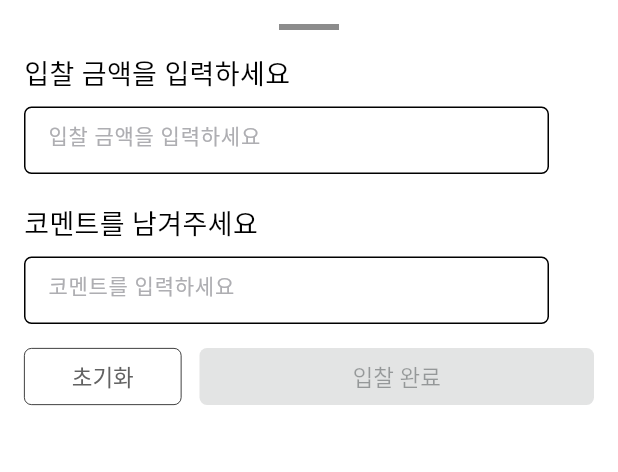
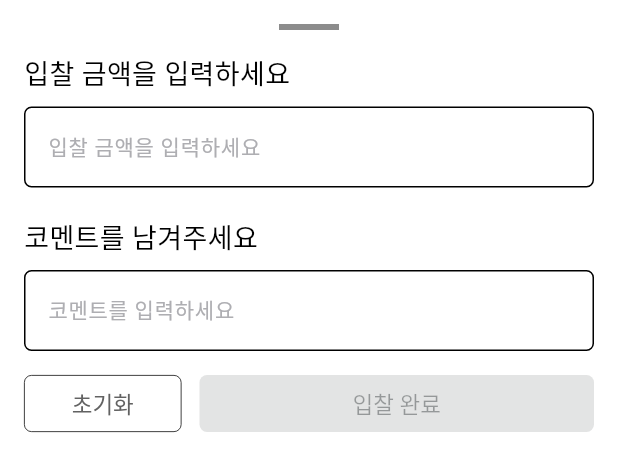
Before and after one commit to gdsc-ssu/anbd-app, a Flutter app: the BidBottomSheet widget shown alone on an empty page, opened directly with empty values, on a phone screen of 412 x 824 dp. Shown: the top 472 px of the screen. Run offline on Flutter 3.47's test engine with Material 3 defaults, Android fonts, the phone set to English and light mode, and no system bars; our stand-ins replace flutter_svg, go_router, shared_preferences, smooth_page_indicator; accounts and stored records are empty; Roboto replaces fonts that are missing (PretendardExtraBold, PretendardRegular, PretendardSemiBold).

```diff
--- a/lib/screens/detail/bid_bottom_sheet.dart
+++ b/lib/screens/detail/bid_bottom_sheet.dart
@@ -25,8 +25,8 @@ class _BidBottomSheetState extends State<BidBottomSheet> {
 
   void _onTextChanged() {
     setState(() {
-      isBidButtonEnabled = _bidController.text.isNotEmpty &&
-          _commentController.text.isNotEmpty;
+      isBidButtonEnabled =
+          _bidController.text.isNotEmpty && _commentController.text.isNotEmpty;
     });
   }
 
@@ -66,28 +66,20 @@ class _BidBottomSheetState extends State<BidBottomSheet> {
           const Text("입찰 금액을 입력하세요", style: AnbdTextStyle.TitleSB18),
           const SizedBox(height: 8),
 
-          Container(
-            width: 350,
-            height: 45,
-            child: BasicTextField(
+          BasicTextField(
             controller: _bidController,
             hintText: "입찰 금액을 입력하세요",
             onChanged: (value) => _onTextChanged(),
-            ),
           ),
 
           const SizedBox(height: 20),
           const Text("코멘트를 남겨주세요", style: AnbdTextStyle.TitleSB18),
           const SizedBox(height: 8),
 
-          Container(
-            width: 350,
-            height: 45,
-            child: BasicTextField(
+          BasicTextField(
             controller: _commentController,
             hintText: "코멘트를 입력하세요",
             onChanged: (value) => _onTextChanged(),
-            ),
           ),
 
           const SizedBox(height: 16),
@@ -98,7 +90,6 @@ class _BidBottomSheetState extends State<BidBottomSheet> {
                   setState(() {
                     _bidController.clear();
                     _commentController.clear();
-
                   });
                 },
               ),
```
Also changed, not shown: lib/screens/detail/detail_screen.dart (+31 -42 lines). Lines whose indentation alone changed are shown as unchanged.
